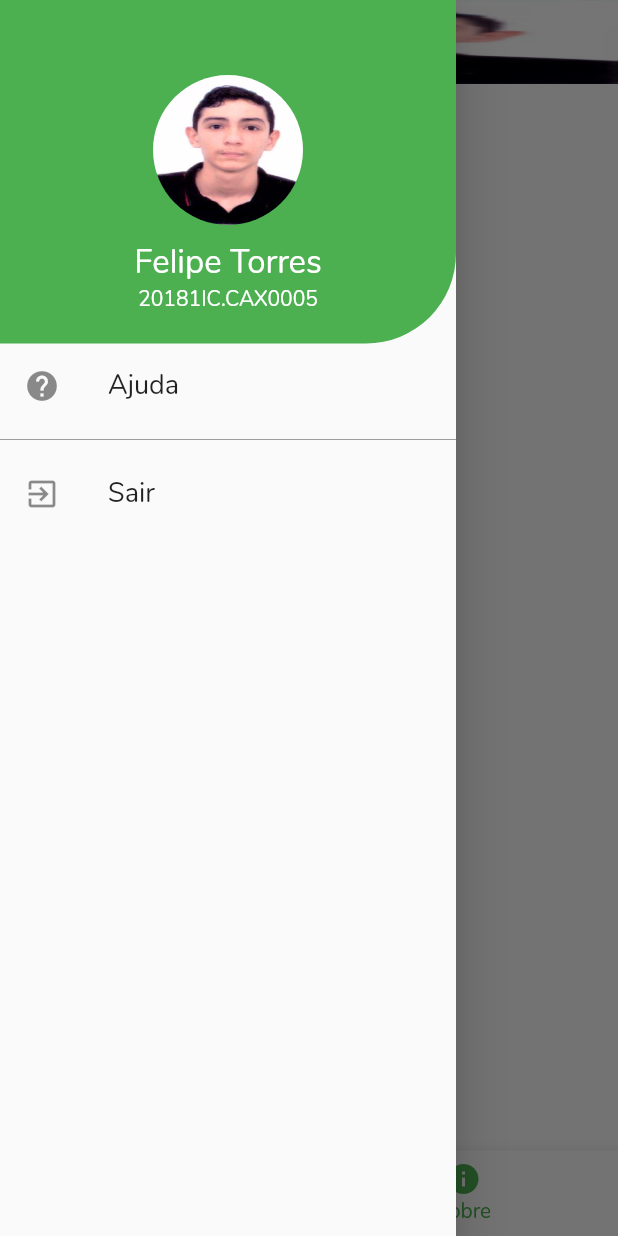
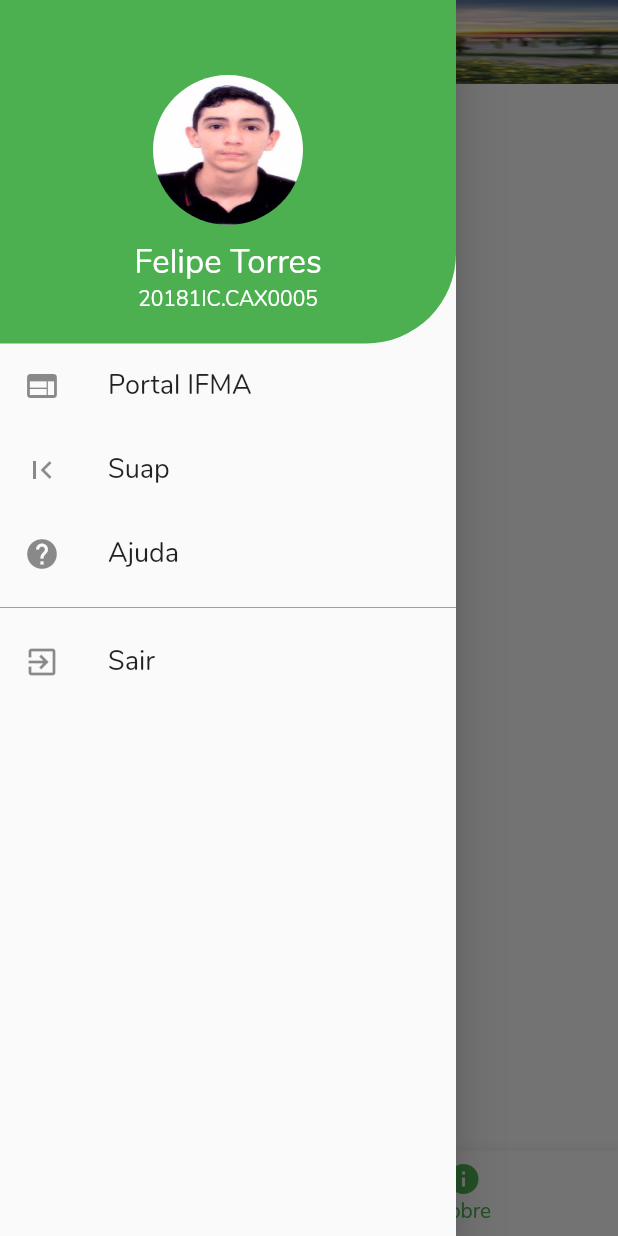
Before and after one commit to Hellyson-Ferreira/app_avaliacao_ifma, a Flutter app: the HomeAluno screen opened by its route, item 2 of the bottom bar chosen, with the side drawer open, on a phone screen of 412 x 824 dp. Run offline on Flutter 3.47's test engine with Material 2 defaults, Android fonts, the phone set to English and light mode, and no system bars; our stand-ins replace splashscreen, webview_flutter.

Commit message:
Suap e portal Ifma adickionados

```diff
--- a/lib/homeAluno/drawerAluno.dart
+++ b/lib/homeAluno/drawerAluno.dart
@@ -1,4 +1,6 @@
 import 'package:app_avaliacao_ifma/LoginAluno/login_page_aluno.dart';
+import 'package:app_avaliacao_ifma/homeAluno/sites/Ifma.dart';
+import 'package:app_avaliacao_ifma/homeAluno/sites/Suap.dart';
 import 'package:flutter/material.dart';
 
 class DrawerAluno extends StatelessWidget {
@@ -74,6 +76,37 @@ class DrawerAluno extends StatelessWidget {
 
 
           // ),
+
+          ListTile(
+            leading: Icon(Icons.web),
+            title: Text(
+              'Portal IFMA',
+              style: TextStyle(
+                fontSize: 18,
+
+            ),
+            ),
+            onTap: (){
+               Navigator.of(context).pushNamed(IFMA.tag,);
+            }
+
+
+          ),
+          ListTile(
+            leading: Icon(Icons.first_page),
+            title: Text(
+              'Suap',
+              style: TextStyle(
+                fontSize: 18,
+
+            ),
+            ),
+            onTap: (){
+               Navigator.of(context).pushNamed(Suap.tag,);
+            }
+
+
+          ),
           ListTile(
             leading: Icon(Icons.help),
             title: Text(
--- a/lib/homeAluno/home_aluno.dart
+++ b/lib/homeAluno/home_aluno.dart
@@ -13,8 +13,8 @@ class HomeAluno extends StatefulWidget {
 class _HomeAlunoState extends State<HomeAluno> {
   int _selectedIndex = 0;
   static const double IconSize = 200;
-  String a = 'assets/IFMA.jpg';
-  String title = 'assss';
+  String image = 'assets/IFMA.jpg';
+  String title = 'Avaliação Docente';
   double ex = 146.0;
   static List<Widget> _widgetOptions = <Widget>[
 
@@ -25,11 +25,9 @@ class _HomeAlunoState extends State<HomeAluno> {
 
   void _onItemTapped(int index) {
     if(index==1){
-      a = 'assets/felipe.jpg';
       ex = 0;
     }
     else{
-      a = 'assets/IFMA.jpg';
       ex = 146.0;
     }
     setState(() {
@@ -55,9 +53,9 @@ class _HomeAlunoState extends State<HomeAluno> {
             floating: true,
             expandedHeight: ex,
             flexibleSpace: FlexibleSpaceBar(
-              title: Text("$a"),
+              title: Text("$title"),
               background: Image.asset(
-                a,
+                image,
                 fit: BoxFit.fill
               ),
             ),
@@ -132,6 +130,7 @@ class HomePage extends StatelessWidget {
                   ),
                   FlatButton(
                     child: Text('Iniciar'),
+                    // onPressed: null,
                     onPressed: () {
                       //Navigator.pop(context);
                       Navigator.of(context).pushNamed(Pergunta1.tag);
--- /dev/null
+++ b/lib/homeAluno/sites/Ifma.dart
@@ -0,0 +1,27 @@
+import 'package:flutter/material.dart';
+import 'package:webview_flutter/webview_flutter.dart';
+
+class IFMA extends StatefulWidget {
+  static String tag = 'ifma';
+  @override
+  _IFMAState createState() => _IFMAState();
+}
+
+class _IFMAState extends State<IFMA> {
+  @override
+  Widget build(BuildContext context) {
+    return Scaffold(
+      appBar: AppBar(
+        title: Text(
+          'Portal IFMA'
+        ),
+      ),
+      body: Center(
+        child: WebView(
+        initialUrl: 'https://caxias.ifma.edu.br/',
+        javaScriptMode: JavaScriptMode.unrestricted ,
+      ),
+      ),
+    );
+  }
+}
--- /dev/null
+++ b/lib/homeAluno/sites/Suap.dart
@@ -0,0 +1,30 @@
+import 'dart:async';
+
+import 'package:flutter/material.dart';
+import 'package:webview_flutter/webview_flutter.dart';
+
+class Suap extends StatefulWidget {
+  static String tag = 'Suap';
+  @override
+  _SuapState createState() => _SuapState();
+}
+
+class _SuapState extends State<Suap> {
+  Completer<WebViewController> _controller = Completer<WebViewController>();
+  @override
+  Widget build(BuildContext context) {
+    return Scaffold(
+      appBar: AppBar(
+        title: Text(
+          'Suap'
+        ),
+      ),
+      body: Center(
+        child: WebView(
+        initialUrl: 'https://suap.ifma.edu.br/',
+        javaScriptMode: JavaScriptMode.unrestricted ,
+      ),
+      ),
+    );
+  }
+}
--- a/lib/rotas.dart
+++ b/lib/rotas.dart
@@ -17,6 +17,8 @@ import 'package:app_avaliacao_ifma/homeAluno/perguntas/pergunta6.dart';
 import 'package:app_avaliacao_ifma/homeAluno/perguntas/pergunta7.dart';
 import 'package:app_avaliacao_ifma/homeAluno/perguntas/pergunta8.dart';
 import 'package:app_avaliacao_ifma/homeAluno/perguntas/pergunta9.dart';
+import 'package:app_avaliacao_ifma/homeAluno/sites/Ifma.dart';
+import 'package:app_avaliacao_ifma/homeAluno/sites/Suap.dart';
 import 'package:app_avaliacao_ifma/tela_de_carregamento/carregamnto.dart';
 import 'package:app_avaliacao_ifma/tela_boas_vindas.dart/boas_vindas.dart';
 import 'package:flutter/material.dart';
@@ -44,5 +46,7 @@ class Routes{
     Pergunta13.tag: (context) => Pergunta13(),
     Pergunta14.tag: (context) => Pergunta14(),
     Turmas.tag: (context) => Turmas(),
+    Suap.tag: (context) => Suap(),
+    IFMA.tag: (context) => IFMA(),
   };
 }
--- a/pubspec.yaml
+++ b/pubspec.yaml
@@ -12,6 +12,8 @@ dependencies:
   splashscreen: ^1.2.0
   cupertino_icons: ^0.1.2
   charts_flutter: ^0.8.1
+  webview_flutter: ^0.1.1
+  url_launcher: ^4.0.2
 
 
 dev_dependencies:
```
Also changed, not shown: pubspec.lock.
